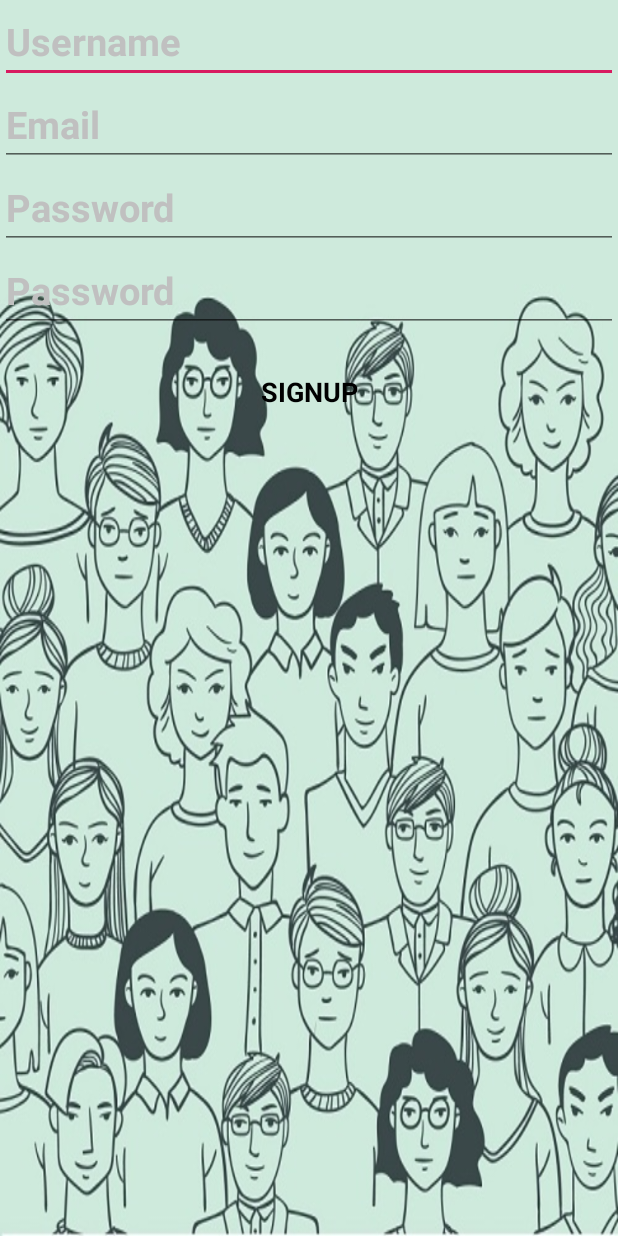
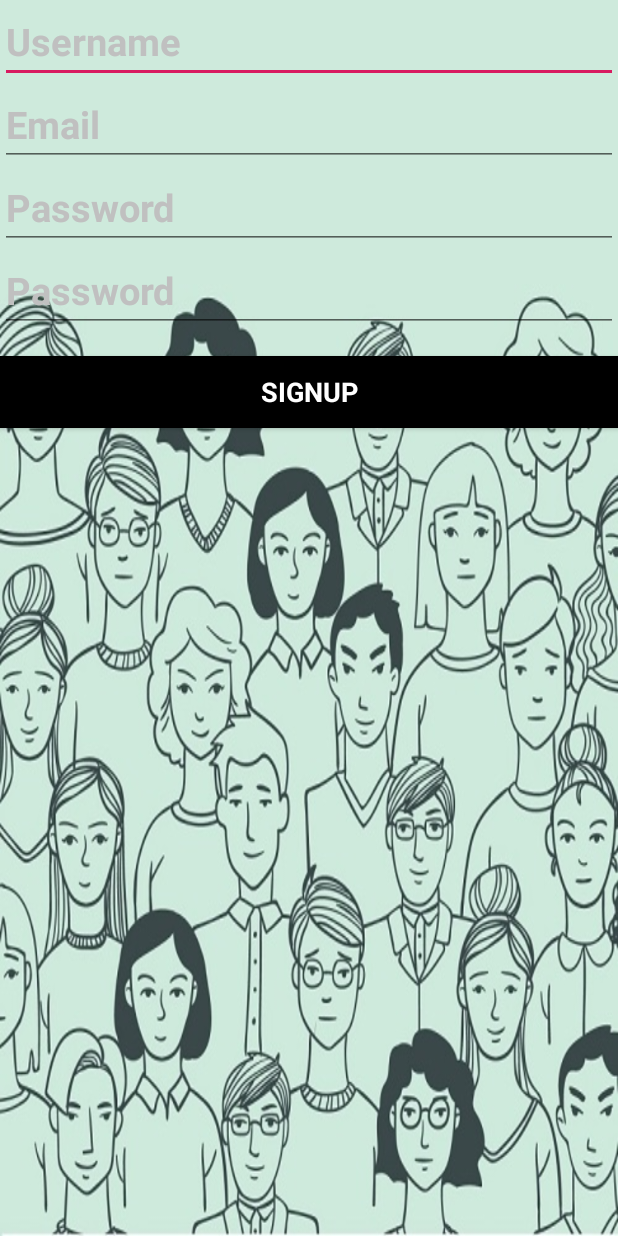
Before and after one commit to abbhinay/People, an Android app: the signUpActivity screen opened directly, with no data from a screen before it, on a phone screen of 412 x 824 dp. Run offline under Robolectric (Android 15) with nearby library versions, the phone set to English and light mode, and no system bars; our stand-ins replace Firebase (no records; nobody signed in at launch, a user with empty details on screens opened directly).

```diff
--- a/app/src/main/res/layout/activity_sign_up.xml
+++ b/app/src/main/res/layout/activity_sign_up.xml
@@ -80,10 +80,10 @@
         android:layout_width="match_parent"
         android:layout_height="wrap_content"
         android:layout_marginTop="16dp"
-        android:background="@android:drawable/list_selector_background"
+        android:background="@color/black"
+        android:onClick="signUpClick"
         android:text="@string/signUpButton"
-        android:textColor="@color/black"
-        android:onClick="signUpClick"
+        android:textColor="@color/cardview_light_background"
         android:textStyle="bold"
         app:layout_constraintLeft_toLeftOf="parent"
         app:layout_constraintRight_toRightOf="parent"
```
Also changed, not shown: app/src/main/java/com/abhinay/people/MainActivity.java (+0 -11 lines), app/src/main/java/com/abhinay/people/signUpActivity.java (+0 -11 lines), 2 other files.
